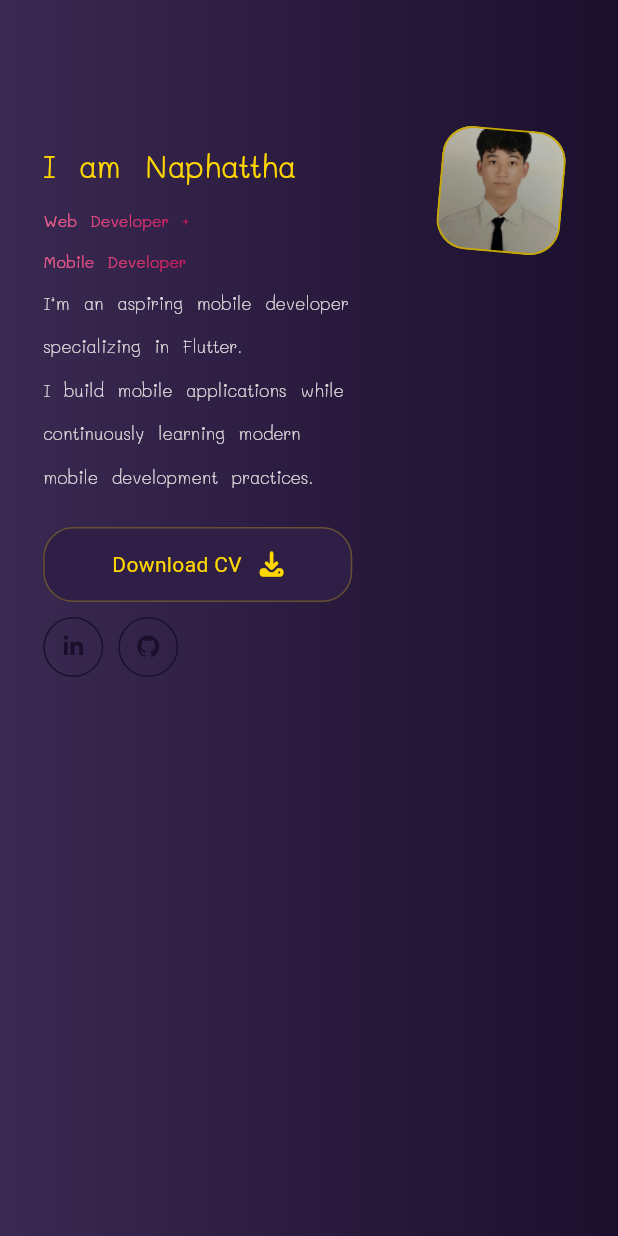
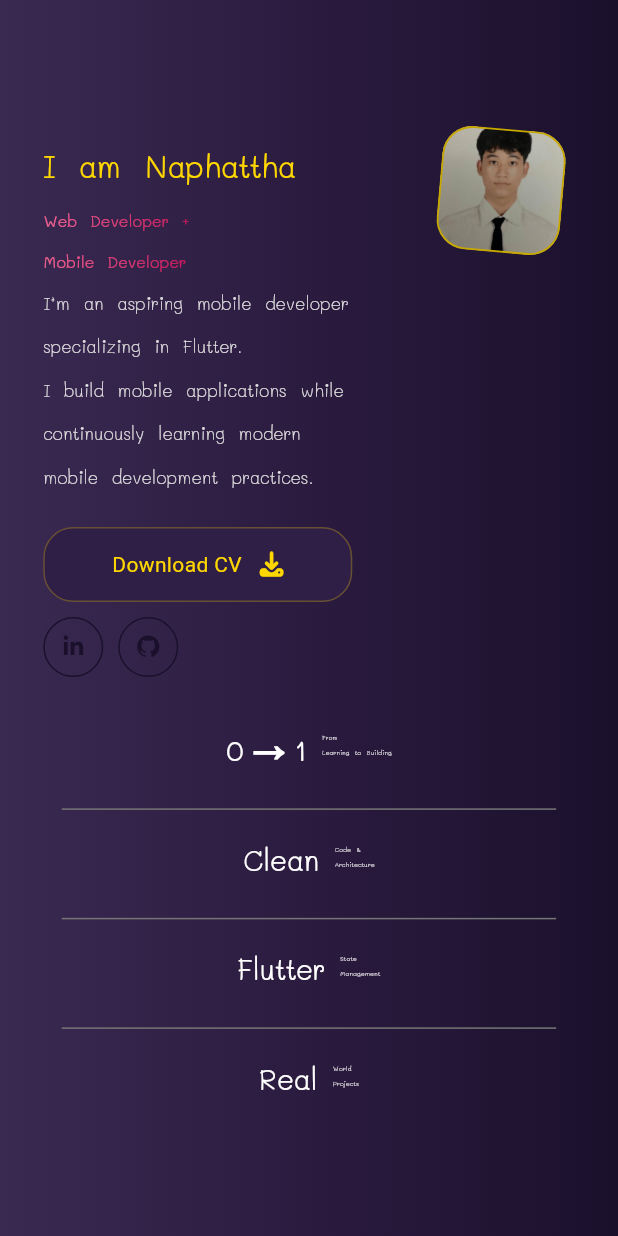
Before and after one commit to naphattha/flutter_portfolio_website, a Flutter app: the TabletLayout screen opened directly, on a phone screen of 412 x 824 dp. Run offline on Flutter 3.47's test engine with Material 3 defaults, Android fonts, the phone set to English and light mode, and no system bars; drawn by our look-alikes of simple_gradient_text; our stand-ins replace font_awesome_flutter.

Commit message:
count_container_widget
build count_container_widget for mobile and tablet layout

```diff
--- a/lib/screens/tablet/tablet_layout_pagr.dart
+++ b/lib/screens/tablet/tablet_layout_pagr.dart
@@ -1,6 +1,8 @@
 import 'package:flutter/material.dart';
+import 'package:flutter_portfolio_website/constants/colors.dart';
 import 'package:flutter_portfolio_website/constants/styles.dart';
 import 'package:flutter_portfolio_website/screens/widgets/Social_widget.dart';
+import 'package:flutter_portfolio_website/screens/widgets/count_container_widget.dart';
 import 'package:flutter_portfolio_website/screens/widgets/download_cv_widget.dart';
 import 'package:flutter_portfolio_website/screens/widgets/header_text_widget.dart';
 import 'package:flutter_portfolio_website/screens/widgets/rotating_image_widget.dart';
@@ -51,7 +53,40 @@ class _TabletLayoutState extends State<TabletLayout> {
                     ),
                   ],
                 ),
-              ],
+                SizedBox(height: 20,),
+                Container(
+                  width: size.width,
+                  margin: EdgeInsets.symmetric(horizontal: size.width*0.05),
+                  child: Column(
+                    crossAxisAlignment: CrossAxisAlignment.center,
+                    mainAxisAlignment: MainAxisAlignment.spaceBetween,
+                    children: [
+                      CountWidget(size: size, text1: "0→1", text2: "From", text3: "Learning to Building"),
+                      const SizedBox(height: 10,),
+                      Divider(
+                        color: AppColors.gray600,
+                        indent: size.width*0.05,
+                        endIndent: size.width*0.05,
+                      ),
+                      CountWidget(size: size, text1: "Clean", text2: "Code &", text3: "Architecture"),
+                      const SizedBox(height: 10,),
+                      Divider(
+                        color: AppColors.gray600,
+                        indent: size.width*0.05,
+                        endIndent: size.width*0.05,
+                      ),
+                      CountWidget(size: size, text1: "Flutter", text2: "State", text3: "Management"),
+                      const SizedBox(height: 10,),
+                      Divider(
+                        color: AppColors.gray600,
+                        indent: size.width*0.05,
+                        endIndent: size.width*0.05,
+                      ),
+                      CountWidget(size: size, text1: "Real", text2: "World", text3: "Projects"),
+                    ],
+                  ),
+                ),
+             ],
             ),
           ),
         ),
```
Also changed, not shown: lib/screens/mobile/mobile_layout_pagr.dart (+36 -0 lines).
